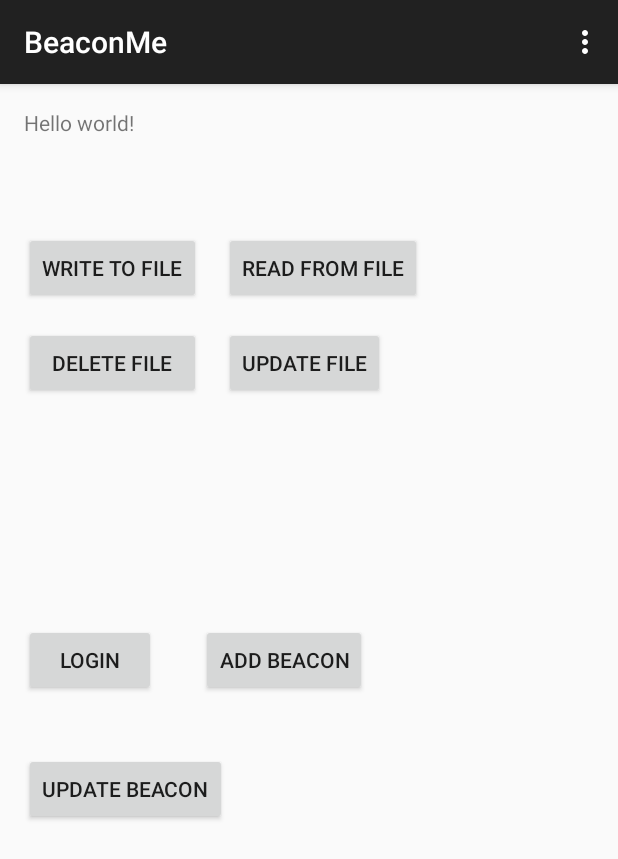
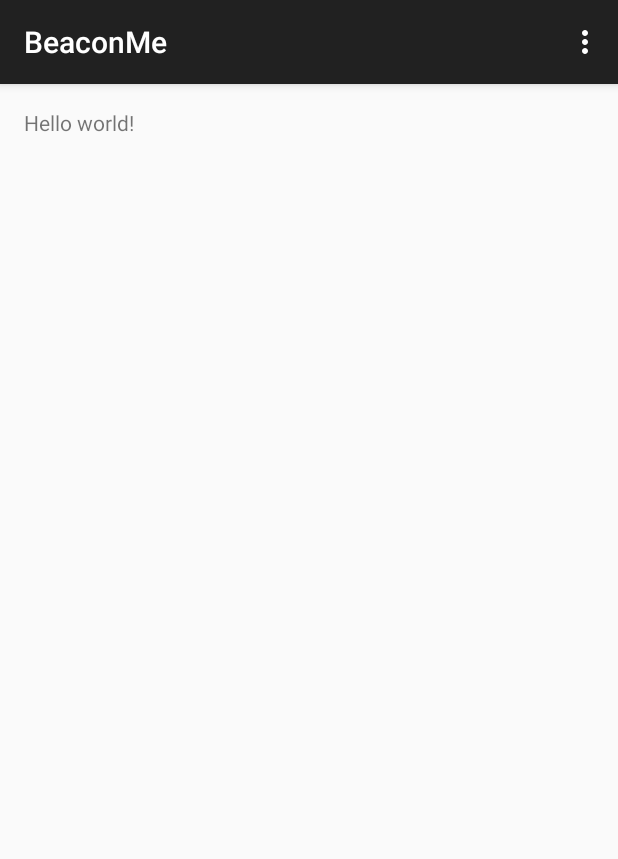
Before and after one commit to aperakett/beaconMe, an Android app: the screen it shows after launch (MainActivity), on a phone screen of 412 x 824 dp. Shown: the top 859 px of the screen. Run offline under Robolectric (Android 15) with nearby library versions, the phone set to English and light mode, and no system bars; network calls fail; 1 statement that could not run was skipped.

Commit message:
Fix source code to fit to new singleton BeaconClient

```diff
--- a/BeaconMe/app/src/main/java/no/uit/ods/beaconme/BeaconFilter.java
+++ b/BeaconMe/app/src/main/java/no/uit/ods/beaconme/BeaconFilter.java
@@ -157,17 +157,20 @@ public class BeaconFilter extends ActionBarActivity implements AbsListView.OnIte
         String filename = "SavedBeacons.sav";
 
         //  set a user in the BeaconClient class
+        /*
         BeaconClient bc = null;
         try {
             bc = new BeaconClient("admin@server.com", "admin123");
         } catch (InterruptedException e) {
             Log.e("BeaconFilter", "Connect to back-end system failed with: " + e.getMessage());
         }
+        */
+        BeaconClient bc = BeaconClient.getInstance();
 
         // Get a JSONArray from the server with the categories
         JSONArray beaconArray = null;
         try {
-            beaconArray = bc.getBeacons("", "", 0, "", "", "", "");
+            beaconArray = bc.getBeacons("", "", 0, "", "", "", "", getBaseContext());
         } catch (InterruptedException e) {
             Log.e("BeaconFilter", "getBeacons from back-end system failed with: " + e.getMessage());
         }
--- a/BeaconMe/app/src/main/java/no/uit/ods/beaconme/BeaconScanListActivity.java
+++ b/BeaconMe/app/src/main/java/no/uit/ods/beaconme/BeaconScanListActivity.java
@@ -312,7 +312,8 @@ public class BeaconScanListActivity extends Activity implements AbsListView.OnIt
      * @throws InterruptedException Might be thrown due to the network operations.
      */
     private void assRemoteAdd (final int beaconNumber) throws JSONException, InterruptedException {
-        final BeaconClient bClient     = new BeaconClient();
+        // final BeaconClient bClient     = new BeaconClient();
+        final BeaconClient bClient = BeaconClient.getInstance();
         JSONObject beaconInfoBackend   = null;
 
         // Fetch categories from back- end, if this fails, notify user and abort
--- a/BeaconMe/app/src/main/res/layout/activity_main.xml
+++ b/BeaconMe/app/src/main/res/layout/activity_main.xml
@@ -9,71 +9,4 @@
         android:layout_height="wrap_content"
         android:id="@+id/textView" />
 
-    <Button
-        android:layout_width="wrap_content"
-        android:layout_height="wrap_content"
-        android:text="Write To File"
-        android:id="@+id/btn_write_file"
-        android:layout_below="@+id/textView"
-        android:layout_marginTop="63dp"
-        android:onClick="mWriteToFile"/>
-
-    <Button
-        android:layout_width="wrap_content"
-        android:layout_height="wrap_content"
-        android:text="Read From File"
-        android:id="@+id/btn_read_file"
-        android:layout_alignTop="@+id/btn_write_file"
-        android:layout_toEndOf="@+id/btn_write_file"
-        android:layout_marginStart="15dp"
-        android:onClick="mReadFromFile" />
-
-    <Button
-        android:layout_width="wrap_content"
-        android:layout_height="wrap_content"
-        android:text="Delete File"
-        android:id="@+id/btn_delete_file"
-        android:layout_marginTop="15dp"
-        android:onClick="mDeleteFile"
-        android:layout_below="@+id/btn_write_file"
-        android:layout_alignParentStart="true"
-        android:layout_alignEnd="@+id/btn_write_file" />
-
-    <Button
-        android:layout_width="wrap_content"
-        android:layout_height="wrap_content"
-        android:text="Update File"
-        android:id="@+id/btn_update_file"
-        android:onClick="mUpdateFile"
-        android:layout_alignTop="@+id/btn_delete_file"
-        android:layout_alignStart="@+id/btn_read_file" />
-
-    <Button
-        android:layout_width="wrap_content"
-        android:layout_height="wrap_content"
-        android:text="Login"
-        android:id="@+id/btn_login"
-        android:layout_centerVertical="true"
-        android:layout_alignLeft="@+id/btn_delete_file"
-        android:onClick="mLogin" />
-
-    <Button
-    android:layout_width="wrap_content"
-    android:layout_height="wrap_content"
-    android:text="Add Beacon"
-    android:id="@+id/btn_add"
-    android:onClick="mAddBeacon"
-    android:layout_alignTop="@+id/btn_login"
-    android:layout_toEndOf="@+id/btn_delete_file" />
-
-    <Button
-        android:layout_width="wrap_content"
-        android:layout_height="wrap_content"
-        android:text="Update Beacon"
-        android:id="@+id/button"
-        android:onClick="mUpdateBeacon"
-        android:layout_below="@+id/btn_login"
-        android:layout_alignParentStart="true"
-        android:layout_marginTop="38dp" />
-
 </RelativeLayout>
```
Also changed, not shown: BeaconMe/app/src/main/java/no/uit/ods/beaconme/BeaconCategory.java (+7 -7 lines), BeaconMe/app/src/main/java/no/uit/ods/beaconme/MainActivity.java (+11 -79 lines).
